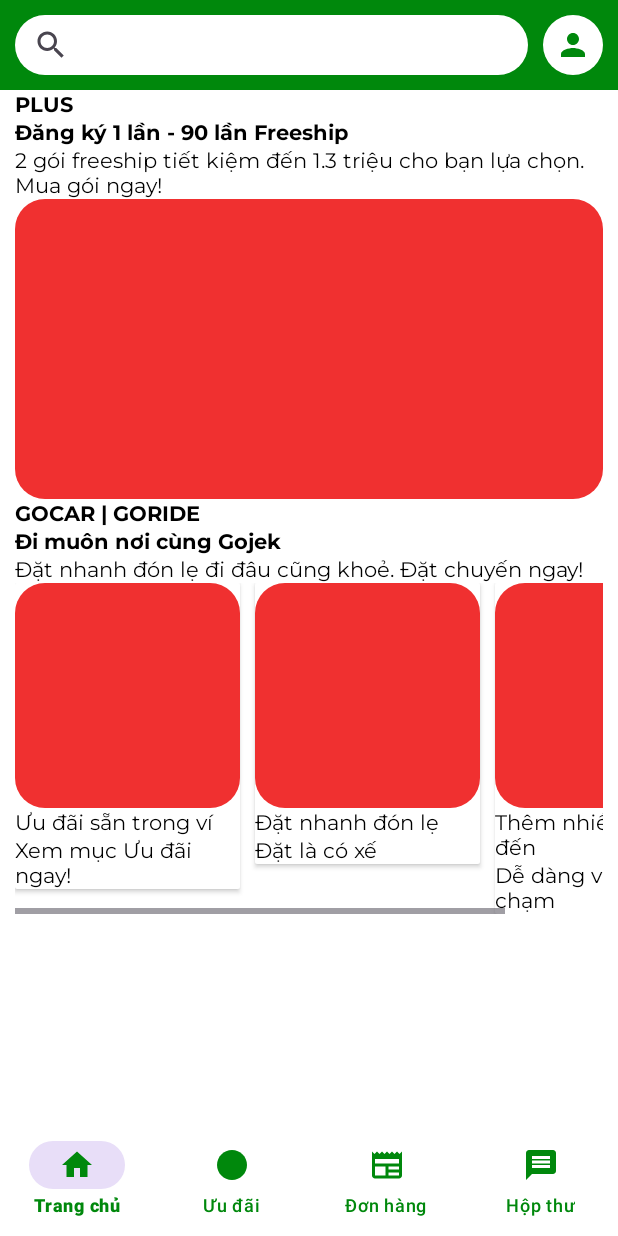
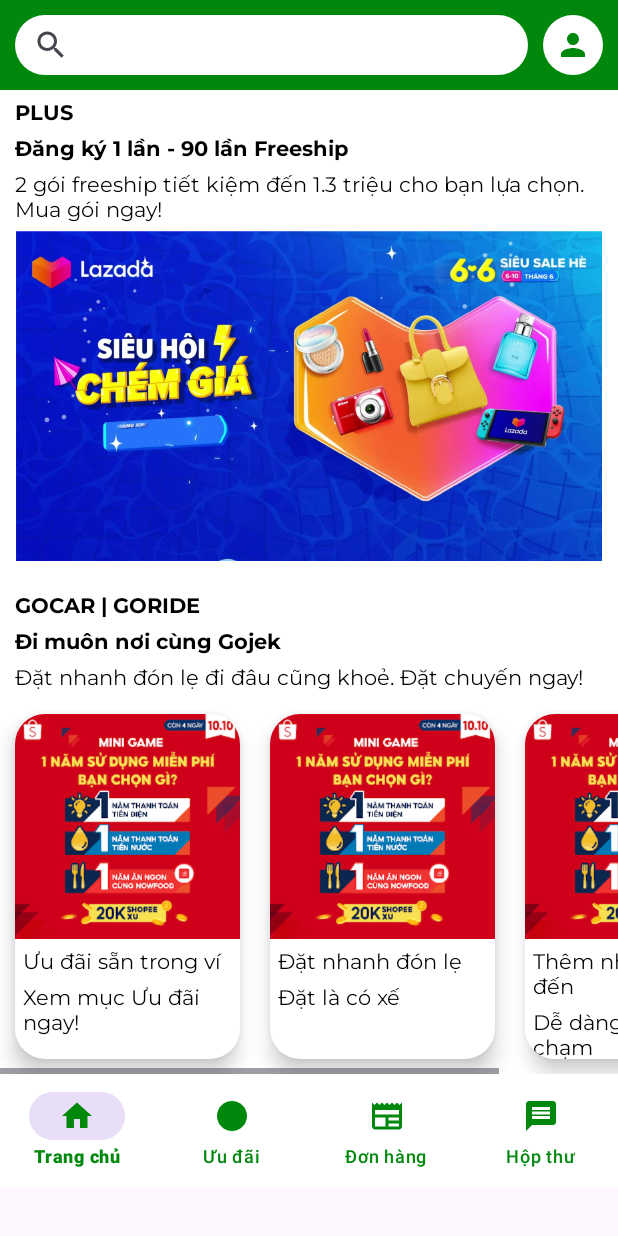
Before and after one commit to proptit-mobile-d21/008-constraint-layout, an Android app: the layout activity_main.xml on its own in the app's theme, with its tools: preview values and no code run, on a phone screen of 412 x 824 dp. Run offline under Robolectric (Android 15) with nearby library versions, the phone set to English and light mode, and no system bars.

Commit message:
Fix design

```diff
--- a/app/src/main/res/drawable/sample_pic_large.xml
+++ /dev/null
@@ -1,6 +0,0 @@
-<?xml version="1.0" encoding="utf-8"?>
-<shape xmlns:android="http://schemas.android.com/apk/res/android"
-    android:shape="rectangle">
-    <solid android:color="@color/red" />
-    <corners android:radius="20dp" />
-</shape>
--- a/app/src/main/res/layout/activity_main.xml
+++ b/app/src/main/res/layout/activity_main.xml
@@ -3,7 +3,7 @@
     xmlns:app="http://schemas.android.com/apk/res-auto"
     xmlns:tools="http://schemas.android.com/tools"
     android:layout_width="match_parent"
-    android:layout_height="match_parent"
+    android:layout_height="wrap_content"
     android:background="@color/white"
     android:orientation="vertical"
     tools:context=".MainActivity">
@@ -43,13 +43,14 @@
         <LinearLayout
             android:layout_width="match_parent"
             android:layout_height="wrap_content"
-            android:layout_marginHorizontal="10dp"
             android:background="@color/white"
             android:orientation="vertical">
 
             <TextView
                 android:layout_width="wrap_content"
                 android:layout_height="wrap_content"
+                android:layout_marginHorizontal="10dp"
+                android:layout_marginTop="5dp"
                 android:fontFamily="@font/montserratbold"
                 android:text="@string/plus_text"
                 android:textColor="@color/black" />
@@ -57,6 +58,8 @@
             <TextView
                 android:layout_width="wrap_content"
                 android:layout_height="wrap_content"
+                android:layout_marginHorizontal="10dp"
+                android:layout_marginTop="5dp"
                 android:fontFamily="@font/montserratbold"
                 android:text="@string/plus_title"
                 android:textColor="@color/black" />
@@ -64,18 +67,24 @@
             <TextView
                 android:layout_width="wrap_content"
                 android:layout_height="wrap_content"
+                android:layout_marginHorizontal="10dp"
+                android:layout_marginTop="5dp"
                 android:fontFamily="@font/montserratregular"
                 android:text="@string/plus_description"
                 android:textColor="@color/black" />
 
             <ImageView
                 android:layout_width="match_parent"
-                android:layout_height="200dp"
-                android:src="@drawable/sample_pic_large" />
+                android:layout_height="220dp"
+                android:layout_marginHorizontal="10dp"
+                android:layout_marginTop="5dp"
+                android:src="@drawable/large_poster" />
 
             <TextView
                 android:layout_width="wrap_content"
                 android:layout_height="wrap_content"
+                android:layout_marginHorizontal="10dp"
+                android:layout_marginTop="20dp"
                 android:fontFamily="@font/montserratbold"
                 android:text="@string/go"
                 android:textColor="@color/black" />
@@ -83,6 +92,8 @@
             <TextView
                 android:layout_width="wrap_content"
                 android:layout_height="wrap_content"
+                android:layout_marginHorizontal="10dp"
+                android:layout_marginTop="5dp"
                 android:fontFamily="@font/montserratbold"
                 android:text="@string/go_title"
                 android:textColor="@color/black" />
@@ -90,13 +101,16 @@
             <TextView
                 android:layout_width="wrap_content"
                 android:layout_height="wrap_content"
+                android:layout_marginHorizontal="10dp"
+                android:layout_marginTop="5dp"
                 android:fontFamily="@font/montserratregular"
                 android:text="@string/go_description"
                 android:textColor="@color/black" />
 
             <HorizontalScrollView
                 android:layout_width="match_parent"
-                android:layout_height="wrap_content">
+                android:layout_height="wrap_content"
+                android:layout_marginTop="5dp">
 
                 <LinearLayout
                     android:layout_width="wrap_content"
@@ -105,7 +119,11 @@
 
                     <androidx.cardview.widget.CardView
                         android:layout_width="wrap_content"
-                        android:layout_height="wrap_content">
+                        android:layout_height="230dp"
+                        android:layout_margin="10dp"
+                        app:cardBackgroundColor="@color/white"
+                        app:cardCornerRadius="20dp"
+                        app:cardElevation="8dp">
 
                         <LinearLayout
                             android:layout_width="150dp"
@@ -116,11 +134,13 @@
                             <ImageView
                                 android:layout_width="match_parent"
                                 android:layout_height="150dp"
-                                android:src="@drawable/sample_pic_large" />
+                                android:src="@drawable/small_poster" />
 
                             <TextView
                                 android:layout_width="match_parent"
                                 android:layout_height="wrap_content"
+                                android:layout_marginHorizontal="5dp"
+                                android:layout_marginTop="5dp"
                                 android:fontFamily="@font/montserratregular"
                                 android:text="@string/item1_title"
                                 android:textColor="@color/black" />
@@ -128,6 +148,8 @@
                             <TextView
                                 android:layout_width="match_parent"
                                 android:layout_height="wrap_content"
+                                android:layout_marginHorizontal="5dp"
+                                android:layout_marginTop="5dp"
                                 android:fontFamily="@font/montserratregular"
                                 android:text="@string/item1_description"
                                 android:textColor="@color/black" />
@@ -138,8 +160,12 @@
 
                     <androidx.cardview.widget.CardView
                         android:layout_width="wrap_content"
-                        android:layout_height="wrap_content"
-                        android:layout_marginStart="10dp">
+                        android:layout_height="230dp"
+                        android:layout_margin="10dp"
+                        android:padding="5dp"
+                        app:cardBackgroundColor="@color/white"
+                        app:cardCornerRadius="20dp"
+                        app:cardElevation="8dp">
 
                         <LinearLayout
                             android:layout_width="150dp"
@@ -150,11 +176,13 @@
                             <ImageView
                                 android:layout_width="match_parent"
                                 android:layout_height="150dp"
-                                android:src="@drawable/sample_pic_large" />
+                                android:src="@drawable/small_poster" />
 
                             <TextView
                                 android:layout_width="match_parent"
                                 android:layout_height="wrap_content"
+                                android:layout_marginHorizontal="5dp"
+                                android:layout_marginTop="5dp"
                                 android:fontFamily="@font/montserratregular"
                                 android:text="@string/item2_title"
                                 android:textColor="@color/black" />
@@ -162,6 +190,8 @@
                             <TextView
                                 android:layout_width="match_parent"
                                 android:layout_height="wrap_content"
+                                android:layout_marginHorizontal="5dp"
+                                android:layout_marginTop="5dp"
                                 android:fontFamily="@font/montserratregular"
                                 android:text="@string/item2_description"
                                 android:textColor="@color/black" />
@@ -172,8 +202,12 @@
 
                     <androidx.cardview.widget.CardView
                         android:layout_width="wrap_content"
-                        android:layout_height="wrap_content"
-                        android:layout_marginStart="10dp">
+                        android:layout_height="230dp"
+                        android:layout_margin="10dp"
+                        android:padding="5dp"
+                        app:cardBackgroundColor="@color/white"
+                        app:cardCornerRadius="20dp"
+                        app:cardElevation="8dp">
 
                         <LinearLayout
                             android:layout_width="150dp"
@@ -184,11 +218,13 @@
                             <ImageView
                                 android:layout_width="match_parent"
                                 android:layout_height="150dp"
-                                android:src="@drawable/sample_pic_large" />
+                                android:src="@drawable/small_poster" />
 
                             <TextView
                                 android:layout_width="match_parent"
                                 android:layout_height="wrap_content"
+                                android:layout_marginHorizontal="5dp"
+                                android:layout_marginTop="5dp"
                                 android:fontFamily="@font/montserratregular"
                                 android:text="@string/item3_title"
                                 android:textColor="@color/black" />
@@ -196,6 +232,8 @@
                             <TextView
                                 android:layout_width="match_parent"
                                 android:layout_height="wrap_content"
+                                android:layout_marginHorizontal="5dp"
+                                android:layout_marginTop="5dp"
                                 android:fontFamily="@font/montserratregular"
                                 android:text="@string/item3_description"
                                 android:textColor="@color/black" />
```
Also changed, not shown: app/src/main/res/drawable/large_poster.jpg (added), app/src/main/res/drawable/small_poster.png (added).
